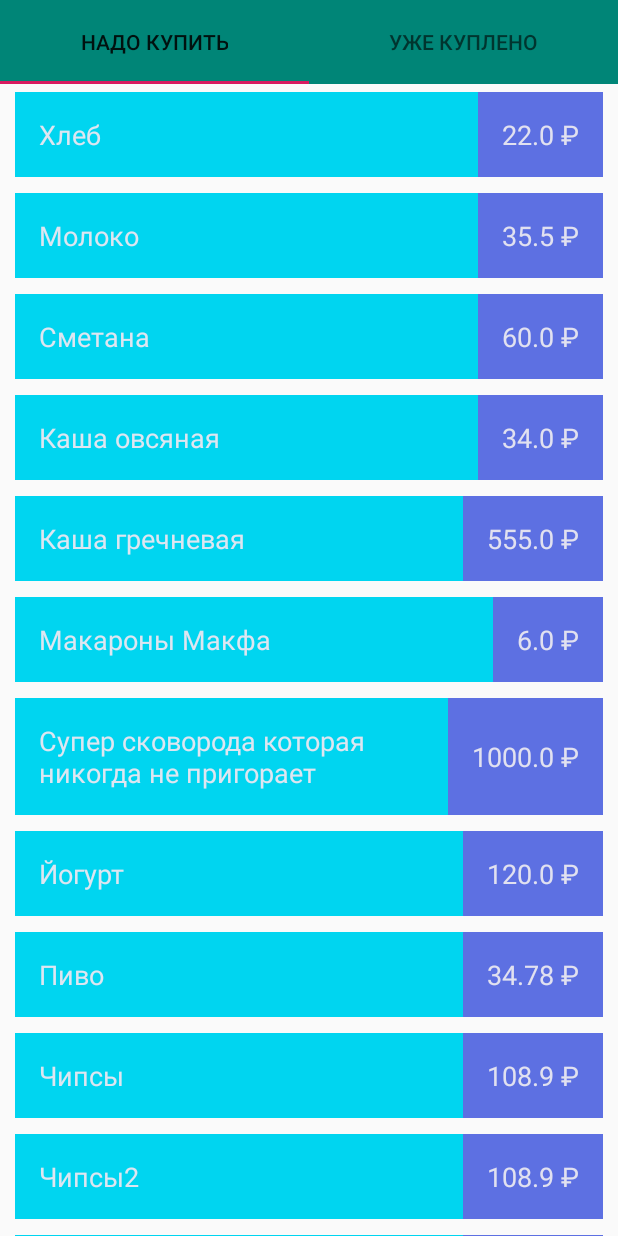
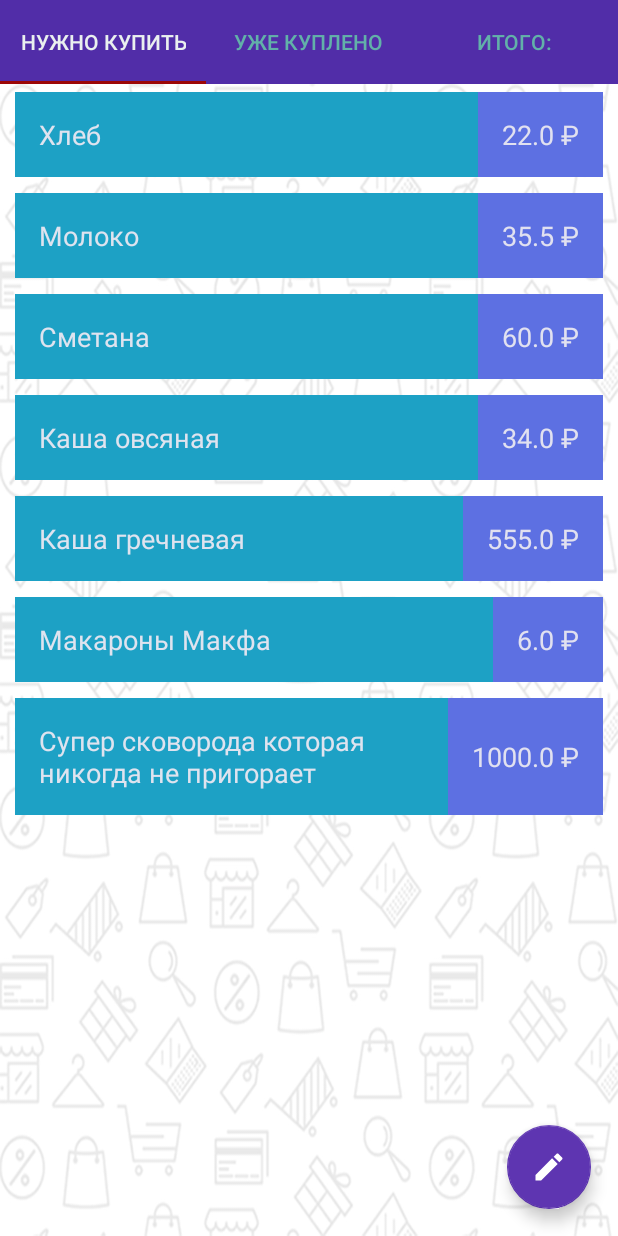
Before and after one commit to THKonst/MyCartList, an Android app: the screen it shows after launch (MainActivity), on a phone screen of 412 x 824 dp. Run offline under Robolectric (Android 15) with nearby library versions, the light colour scheme and no system bars.

Commit message:
add fab + few new colors

```diff
--- a/app/src/main/AndroidManifest.xml
+++ b/app/src/main/AndroidManifest.xml
@@ -1,6 +1,8 @@
 <?xml version="1.0" encoding="utf-8"?>
 <manifest xmlns:android="http://schemas.android.com/apk/res/android"
     package="com.thvkonst.mycartlist">
+
+    <uses-permission android:name="android.permission.INTERNET"/>
 
     <application
         android:allowBackup="false"
--- a/app/src/main/java/com/thvkonst/mycartlist/ItemsAdapter.java
+++ b/app/src/main/java/com/thvkonst/mycartlist/ItemsAdapter.java
@@ -17,6 +17,10 @@ class ItemsAdapter extends RecyclerView.Adapter<ItemsAdapter.ItemViewHolder>{
     public ItemsAdapter() {
         createData();
     }
+
+//    public void setData(List<Record> data){
+//        this.data = data;
+//    }
 
     @Override
     public ItemsAdapter.ItemViewHolder onCreateViewHolder(ViewGroup parent, int viewType) {
@@ -46,13 +50,13 @@ class ItemsAdapter extends RecyclerView.Adapter<ItemsAdapter.ItemViewHolder>{
         data.add(new Record("Каша гречневая",555.0));
         data.add(new Record("Макароны Макфа",6.0));
         data.add(new Record("Супер сковорода которая никогда не пригорает",1000.0));
-        data.add(new Record("Йогурт",120.0));
-        data.add(new Record("Пиво",34.78));
-        data.add(new Record("Чипсы",108.90));
-        data.add(new Record("Чипсы2",108.90));
-        data.add(new Record("Чипсы3",108.90));
-        data.add(new Record("Чипсы4",108.90));
-        data.add(new Record("Чипсы555",108.90));
+//        data.add(new Record("Йогурт",120.0));
+//        data.add(new Record("Пиво",34.78));
+//        data.add(new Record("Чипсы",108.90));
+//        data.add(new Record("Чипсы2",108.90));
+//        data.add(new Record("Чипсы3",108.90));
+//        data.add(new Record("Чипсы4",108.90));
+//        data.add(new Record("Чипсы555",108.90));
     }
 
     static class ItemViewHolder extends RecyclerView.ViewHolder {
@@ -69,10 +73,6 @@ class ItemsAdapter extends RecyclerView.Adapter<ItemsAdapter.ItemViewHolder>{
         public void applyData(Record record){
             title.setText(record.getTitle());
             price.setText(String.valueOf(record.getPrice())+" \u20BD");
-            //Spannable spannabletext = new SpannableString(String.valueOf(record.getPrice())+"@string/symbol_rbl");
-
-            // spannabletext.setSpan(new  );
-
         }
     }
 }
--- a/app/src/main/java/com/thvkonst/mycartlist/ItemsFragment.java
+++ b/app/src/main/java/com/thvkonst/mycartlist/ItemsFragment.java
@@ -14,12 +14,27 @@ import androidx.recyclerview.widget.RecyclerView;
 public class ItemsFragment extends Fragment {
 
     private static final int TYPE_UNKNOWN = -1;
+
     public static final int TYPE_NEED = 1;
     public static final int TYPE_DONE = 2;
+    public static final int TYPE_BALANCE = 3;
 
-    public static final String TYPE_KEY = "type";
+    private static final String TYPE_KEY = "type";
+    private int type;
 
-    private int type;
+    public static ItemsFragment createItemsFragment(int type){
+        ItemsFragment fragment = new ItemsFragment();
+
+        Bundle bundle = new Bundle();
+        bundle.putInt(ItemsFragment.TYPE_KEY, ItemsFragment.TYPE_NEED);
+        bundle.putInt(ItemsFragment.TYPE_KEY, ItemsFragment.TYPE_DONE);
+        bundle.putInt(ItemsFragment.TYPE_KEY, ItemsFragment.TYPE_BALANCE);
+
+        fragment.setArguments(bundle);
+        return fragment;
+    }
+
+
 
     private RecyclerView recycler;
     private ItemsAdapter adapter;
@@ -50,5 +65,17 @@ public class ItemsFragment extends Fragment {
         recycler = view.findViewById(R.id.list);
         recycler.setLayoutManager(new LinearLayoutManager(getContext()));
         recycler.setAdapter(adapter);
+
+//        loadItems();
     }
+
+//    private void loadItems(){
+//        List<Record> items = new ArrayList<>();
+//        items.add(new Record("Хлеб",22.0));
+//        items.add(new Record("Молоко",35.50));
+//        items.add(new Record("Сметана",60.0));
+//
+//        adapter.setData(items);
+
+//    }
 }
--- a/app/src/main/java/com/thvkonst/mycartlist/MainActivity.java
+++ b/app/src/main/java/com/thvkonst/mycartlist/MainActivity.java
@@ -20,7 +20,7 @@ public class MainActivity extends AppCompatActivity {
         pager = findViewById(R.id.viewPager);
         tablayout = findViewById(R.id.tab1);
 
-        MainPagesAdapter adapter = new MainPagesAdapter(getSupportFragmentManager());
+        MainPagesAdapter adapter = new MainPagesAdapter(getSupportFragmentManager(), this);
         pager.setAdapter(adapter);
 
         tablayout.setupWithViewPager(pager);
--- a/app/src/main/java/com/thvkonst/mycartlist/MainPagesAdapter.java
+++ b/app/src/main/java/com/thvkonst/mycartlist/MainPagesAdapter.java
@@ -1,8 +1,7 @@
 package com.thvkonst.mycartlist;
 
-import android.os.Bundle;
+import android.content.Context;
 
-import androidx.annotation.NonNull;
 import androidx.annotation.Nullable;
 import androidx.fragment.app.Fragment;
 import androidx.fragment.app.FragmentManager;
@@ -10,46 +9,41 @@ import androidx.fragment.app.FragmentPagerAdapter;
 
 public class MainPagesAdapter extends FragmentPagerAdapter {
 
+    private static final int PAGE_NEED = 0;
+    private static final int PAGE_DONE = 1;
+    private static final int PAGE_BALANCE = 2;
 
-    public MainPagesAdapter(FragmentManager fm) {
+    private String[] titles;
+
+    public MainPagesAdapter(FragmentManager fm, Context context) {
+
         super(fm);
+        titles = context.getResources().getStringArray(R.array.tab_title);
     }
 
-    @NonNull
     @Override
     public Fragment getItem(int position) {
 
-        if (position ==0){
-            Fragment fragment = new ItemsFragment();
+        switch (position){
+            case PAGE_NEED:
+               return ItemsFragment.createItemsFragment(ItemsFragment.TYPE_NEED);
+            case PAGE_DONE:
+                return ItemsFragment.createItemsFragment(ItemsFragment.TYPE_DONE);
+            case PAGE_BALANCE:
+                return ItemsFragment.createItemsFragment(ItemsFragment.TYPE_BALANCE);
 
-            Bundle bundle = new Bundle();
-            bundle.putInt(ItemsFragment.TYPE_KEY, ItemsFragment.TYPE_NEED);
+                default:
+                    return null;
+        }
 
-            fragment.setArguments(bundle);
-            return fragment;
-        } else if (position ==1){
-            Fragment fragment = new ItemsFragment();
-
-            Bundle bundle = new Bundle();
-            bundle.putInt(ItemsFragment.TYPE_KEY, ItemsFragment.TYPE_DONE);
-
-            fragment.setArguments(bundle);
-            return fragment;
-        }
-        return null;
     }
 
     @Override
-    public int getCount() {return 2;}
+    public int getCount() {return 3;}
 
     @Nullable
     @Override
     public CharSequence getPageTitle(int position) {
-        if (position ==0){
-            return "Надо купить";
-        } else if (position ==1){
-            return "Уже куплено";
-        }
-        return null;
+        return titles[position];
     }
 }
--- a/app/src/main/java/com/thvkonst/mycartlist/Record.java
+++ b/app/src/main/java/com/thvkonst/mycartlist/Record.java
@@ -4,7 +4,6 @@ public class Record {
 
     private final String title;
     private final double price;
-    private String comment;
 
     public Record(String title, double price) {
         this.title = title;
@@ -18,8 +17,4 @@ public class Record {
     public double getPrice() {
         return price;
     }
-
-    public String getComment() {
-        return comment;
-    }
 }
--- /dev/null
+++ b/app/src/main/res/drawable/icon_for_fab.xml
@@ -0,0 +1,5 @@
+<vector android:height="24dp" android:tint="#FFFFFF"
+    android:viewportHeight="24.0" android:viewportWidth="24.0"
+    android:width="24dp" xmlns:android="http://schemas.android.com/apk/res/android">
+    <path android:fillColor="#FF000000" android:pathData="M3,17.25V21h3.75L17.81,9.94l-3.75,-3.75L3,17.25zM20.71,7.04c0.39,-0.39 0.39,-1.02 0,-1.41l-2.34,-2.34c-0.39,-0.39 -1.02,-0.39 -1.41,0l-1.83,1.83 3.75,3.75 1.83,-1.83z"/>
+</vector>
--- a/app/src/main/res/layout/activity_add__item.xml
+++ b/app/src/main/res/layout/activity_add__item.xml
@@ -5,8 +5,8 @@
     android:id="@+id/add_new_bg"
     android:layout_width="match_parent"
     android:layout_height="match_parent"
-    tools:context=".Add_ItemActivity"
-    android:background="@drawable/bg_pattern_1">
+    android:background="@drawable/bg_pattern"
+    tools:context=".Add_ItemActivity">
 
     <LinearLayout
         android:layout_width="match_parent"
@@ -26,48 +26,48 @@
             android:layout_marginStart="10dp"
             android:layout_weight="1"
             android:background="@null"
+            android:focusable="true"
+            android:focusableInTouchMode="true"
             android:hint="@string/hint_name"
+            android:imeOptions="actionNext"
             android:importantForAutofill="no"
             android:inputType="text"
-            android:maxLines="1"
-            android:focusable="true"
-            android:focusableInTouchMode="true"
-            android:imeOptions="actionNext"/>
+            android:maxLines="1" />
 
         <EditText
             android:id="@+id/price"
-            android:focusable="true"
-            android:focusableInTouchMode="true"
             android:layout_width="match_parent"
             android:layout_height="wrap_content"
             android:layout_marginStart="10dp"
             android:layout_weight="1"
             android:background="@null"
+            android:focusable="true"
+            android:focusableInTouchMode="true"
             android:gravity="end"
             android:hint="@string/hint_price"
             android:importantForAutofill="no"
             android:inputType="numberDecimal"
-            android:maxLines="1"/>
+            android:maxLines="1" />
 
         <TextView
             android:id="@+id/smb_rbl"
             android:layout_width="wrap_content"
             android:layout_height="wrap_content"
             android:layout_marginStart="8dp"
+            android:gravity="center_horizontal"
             android:text="@string/symbol_rbl"
             android:textSize="18sp"
-            android:textStyle="bold"
-            android:gravity="center_horizontal"/>
+            android:textStyle="bold" />
 
 
         <Button
-            android:enabled="false"
             android:id="@+id/add_btn"
             android:layout_width="28dp"
             android:layout_height="28dp"
             android:layout_marginStart="22dp"
             android:background="@drawable/ic_add"
-            android:contentDescription="@string/plus_button"/>
+            android:contentDescription="@string/plus_button"
+            android:enabled="false" />
 
 
     </LinearLayout>
--- a/app/src/main/res/layout/activity_main.xml
+++ b/app/src/main/res/layout/activity_main.xml
@@ -1,16 +1,21 @@
 <?xml version="1.0" encoding="utf-8"?>
 <LinearLayout xmlns:android="http://schemas.android.com/apk/res/android"
+    xmlns:app="http://schemas.android.com/apk/res-auto"
     xmlns:tools="http://schemas.android.com/tools"
     android:layout_width="match_parent"
     android:layout_height="match_parent"
+    android:background="@drawable/bg_pattern"
     android:orientation="vertical"
     tools:context=".MainActivity">
 
-   <com.google.android.material.tabs.TabLayout
-       android:id="@+id/tab1"
-       android:background="@color/colorPrimary"
-       android:layout_width="match_parent"
-       android:layout_height="?android:attr/actionBarSize"/>
+    <com.google.android.material.tabs.TabLayout
+        android:id="@+id/tab1"
+        android:layout_width="match_parent"
+        android:layout_height="?android:attr/actionBarSize"
+        android:background="@color/colorPrimary"
+        app:tabIndicatorColor="@color/colorIndicator"
+        app:tabSelectedTextColor="@color/colorActive"
+        app:tabTextColor="@color/colorInactive" />
 
     <androidx.viewpager.widget.ViewPager
         android:id="@+id/viewPager"
--- a/app/src/main/res/layout/fragment_items.xml
+++ b/app/src/main/res/layout/fragment_items.xml
@@ -1,8 +1,9 @@
 <?xml version="1.0" encoding="utf-8"?>
-<FrameLayout xmlns:android="http://schemas.android.com/apk/res/android"
+<RelativeLayout xmlns:android="http://schemas.android.com/apk/res/android"
     xmlns:tools="http://schemas.android.com/tools"
     android:layout_width="match_parent"
     android:layout_height="match_parent"
+    android:background="@drawable/bg_pattern"
     tools:context=".ItemsFragment"
 
     >
@@ -11,6 +12,16 @@
         android:id="@+id/list"
         android:layout_width="match_parent"
         android:layout_height="match_parent"
-        tools:listitem="@layout/item"/>
+        tools:listitem="@layout/item" />
 
-</FrameLayout>
+    <com.google.android.material.floatingactionbutton.FloatingActionButton
+        android:id="@+id/plus_fab"
+        android:layout_width="56dp"
+        android:layout_height="56dp"
+        android:layout_alignParentEnd="true"
+        android:layout_alignParentBottom="true"
+        android:layout_marginEnd="18dp"
+        android:layout_marginBottom="18dp"
+        android:src="@drawable/icon_for_fab" />
+
+</RelativeLayout>
--- a/app/src/main/res/values/colors.xml
+++ b/app/src/main/res/values/colors.xml
@@ -1,12 +1,18 @@
 <?xml version="1.0" encoding="utf-8"?>
 <resources>
-    <color name="colorPrimary">#008577</color>
-    <color name="colorPrimaryDark">#00574B</color>
-    <color name="colorAccent">#D81B60</color>
+    <color name="colorPrimary">#512da8</color>
+    <color name="colorPrimaryDark">#140078</color>
+    <color name="colorAccent">#5E35B1</color>
     <color name="text_1_color">#5C23C0</color>
     <color name="white">#F5E7E6F0</color>
-    <color name="colorItem">#00D5F0</color>
+    <color name="colorItem">#1DA1C5</color>
     <color name="colorItemDark">#5D70E2</color>
+
+
+    <color name="colorIndicator">#9C0707</color>
+    <color name="colorActive">#EAF0EF</color>
+    <color name="colorInactive">#62B1A9</color>
+
 
 
 
--- a/app/src/main/res/values/strings.xml
+++ b/app/src/main/res/values/strings.xml
@@ -10,5 +10,10 @@
     <string name="tab_one">Нужно купить</string>
     <string name="tab_two">Уже куплено</string>
     <string name="tab_three">Итого:</string>
+    <string-array name="tab_title">
+        <item>@string/tab_one</item>
+        <item>@string/tab_two</item>
+        <item>@string/tab_three</item>
+    </string-array>
 
 </resources>
```
Also changed, not shown: app/build.gradle (+9 -0 lines), app/src/main/res/drawable/bg_pattern.jpg (added).
